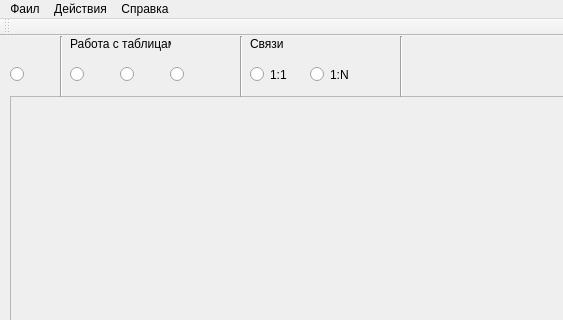
Old version of the form MainForm/mainwindow.ui in the repository Hronbox/CASE_SWDEP; both pictures show x 0 to 563 and y 0 to 320 of the 976 by 709 pixel window.
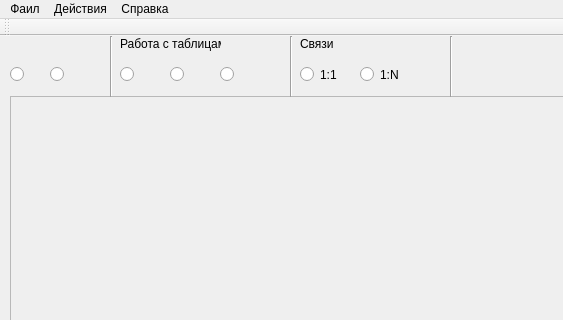
New version of the form. Icons and pictures are not drawn.

```diff
--- a/MainForm/mainwindow.ui
+++ b/MainForm/mainwindow.ui
@@ -18,9 +18,12 @@
   </property>
   <widget class="QWidget" name="centralWidget">
    <widget class="QRadioButton" name="tableRadio">
+    <property name="enabled">
+     <bool>true</bool>
+    </property>
     <property name="geometry">
      <rect>
-      <x>70</x>
+      <x>120</x>
       <y>30</y>
       <width>41</width>
       <height>17</height>
@@ -46,7 +49,7 @@
    <widget class="QRadioButton" name="one_to_one">
     <property name="geometry">
      <rect>
-      <x>250</x>
+      <x>300</x>
       <y>30</y>
       <width>61</width>
       <height>17</height>
@@ -72,7 +75,7 @@
    <widget class="QRadioButton" name="Editing">
     <property name="geometry">
      <rect>
-      <x>120</x>
+      <x>170</x>
       <y>30</y>
       <width>41</width>
       <height>17</height>
@@ -98,7 +101,7 @@
    <widget class="QRadioButton" name="one_to_N">
     <property name="geometry">
      <rect>
-      <x>310</x>
+      <x>360</x>
       <y>30</y>
       <width>61</width>
       <height>17</height>
@@ -182,7 +185,7 @@
    <widget class="QLabel" name="label">
     <property name="geometry">
      <rect>
-      <x>70</x>
+      <x>120</x>
       <y>0</y>
       <width>101</width>
       <height>16</height>
@@ -195,7 +198,7 @@
    <widget class="QLabel" name="label_2">
     <property name="geometry">
      <rect>
-      <x>250</x>
+      <x>300</x>
       <y>0</y>
       <width>46</width>
       <height>16</height>
@@ -208,7 +211,7 @@
    <widget class="Line" name="line">
     <property name="geometry">
      <rect>
-      <x>60</x>
+      <x>110</x>
       <y>0</y>
       <width>3</width>
       <height>61</height>
@@ -221,7 +224,7 @@
    <widget class="Line" name="line_2">
     <property name="geometry">
      <rect>
-      <x>240</x>
+      <x>290</x>
       <y>0</y>
       <width>3</width>
       <height>61</height>
@@ -234,7 +237,7 @@
    <widget class="Line" name="line_3">
     <property name="geometry">
      <rect>
-      <x>400</x>
+      <x>450</x>
       <y>0</y>
       <width>3</width>
       <height>61</height>
@@ -247,9 +250,9 @@
    <widget class="QRadioButton" name="radioButtonDelete">
     <property name="geometry">
      <rect>
-      <x>170</x>
+      <x>220</x>
       <y>30</y>
-      <width>82</width>
+      <width>41</width>
       <height>17</height>
      </rect>
     </property>
@@ -267,6 +270,23 @@
       <normaloff>:/ico/table-delete.png</normaloff>:/ico/table-delete.png</iconset>
     </property>
    </widget>
+   <widget class="QRadioButton" name="radioButtonMove">
+    <property name="geometry">
+     <rect>
+      <x>50</x>
+      <y>30</y>
+      <width>51</width>
+      <height>17</height>
+     </rect>
+    </property>
+    <property name="text">
+     <string/>
+    </property>
+    <property name="icon">
+     <iconset resource="icon.qrc">
+      <normaloff>:/ico/1024px-ArrowCross.svg.png</normaloff>:/ico/1024px-ArrowCross.svg.png</iconset>
+    </property>
+   </widget>
   </widget>
   <widget class="QMenuBar" name="menuBar">
    <property name="geometry">
```
Left out of the diff: 3 changed lines with no effect on the pictures.
